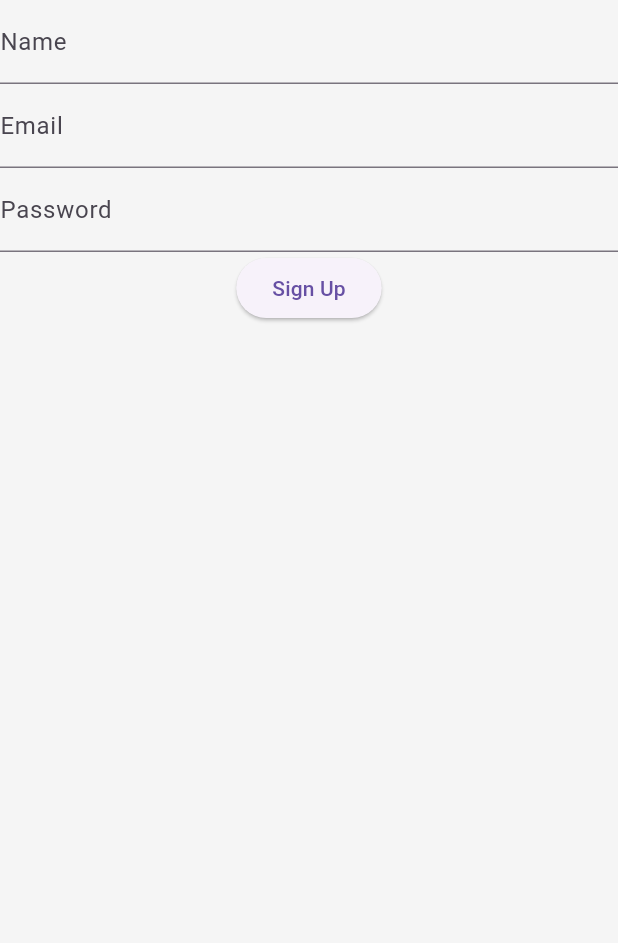
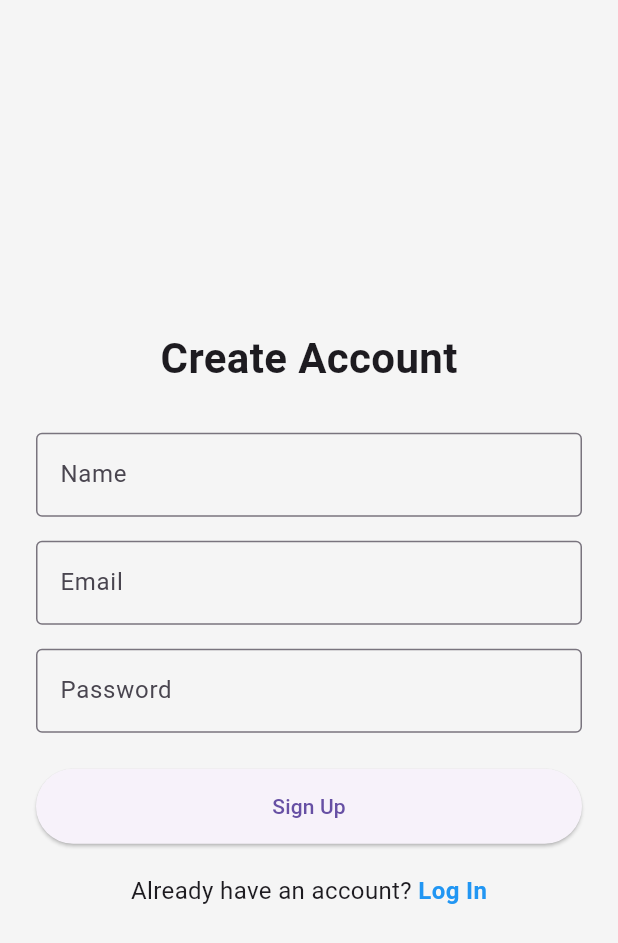
Before and after one commit to 7samishaik7/MindEase, a Flutter app: the RegisterScreen screen opened by its route, on a phone screen of 412 x 824 dp. Shown: the top 943 px of the screen. Run offline on Flutter 3.47's test engine with Material 3 defaults, Android fonts, the phone set to English and light mode, and no system bars; our stand-ins replace shared_preferences; accounts and stored records are empty.

Commit message:
feat: Enhance registration screen layout and input handling

```diff
--- a/frontend/lib/screens/auth/register_screen.dart
+++ b/frontend/lib/screens/auth/register_screen.dart
@@ -3,6 +3,8 @@ import 'package:provider/provider.dart';
 import '../../../providers/auth_provider.dart';
 
 class RegisterScreen extends StatefulWidget {
+  const RegisterScreen({super.key});
+
   @override
   State<RegisterScreen> createState() => _RegisterScreenState();
 }
@@ -15,35 +17,85 @@ class _RegisterScreenState extends State<RegisterScreen> {
   void handleSignup() async {
     try {
       await Provider.of<AuthProvider>(context, listen: false).signup(
-        nameController.text,
-        emailController.text,
+        nameController.text.trim(),
+        emailController.text.trim(),
         passwordController.text,
       );
-      ScaffoldMessenger.of(context)
-          .showSnackBar(SnackBar(content: Text('Signup successful')));
+      ScaffoldMessenger.of(context).showSnackBar(
+        const SnackBar(content: Text('Signup successful')),
+      );
       Navigator.pushReplacementNamed(context, '/login');
     } catch (e) {
-      ScaffoldMessenger.of(context)
-          .showSnackBar(SnackBar(content: Text(e.toString())));
+      ScaffoldMessenger.of(context).showSnackBar(
+        SnackBar(content: Text(e.toString())),
+      );
     }
   }
 
   @override
   Widget build(BuildContext context) {
     return Scaffold(
-      body: Column(children: [
+      body: Center(
+        child: SingleChildScrollView(
+          padding: const EdgeInsets.all(24),
+          child: Column(
+            mainAxisSize: MainAxisSize.min,
+            children: [
+              const Text(
+                'Create Account',
+                style: TextStyle(fontSize: 28, fontWeight: FontWeight.bold),
+              ),
+              const SizedBox(height: 30),
               TextField(
                 controller: nameController,
-            decoration: InputDecoration(labelText: 'Name')),
+                decoration: const InputDecoration(
+                  labelText: 'Name',
+                  border: OutlineInputBorder(),
+                ),
+              ),
+              const SizedBox(height: 16),
               TextField(
                 controller: emailController,
-            decoration: InputDecoration(labelText: 'Email')),
+                decoration: const InputDecoration(
+                  labelText: 'Email',
+                  border: OutlineInputBorder(),
+                ),
+              ),
+              const SizedBox(height: 16),
               TextField(
                 controller: passwordController,
-            decoration: InputDecoration(labelText: 'Password'),
-            obscureText: true),
-        ElevatedButton(onPressed: handleSignup, child: Text('Sign Up')),
-      ]),
+                obscureText: true,
+                decoration: const InputDecoration(
+                  labelText: 'Password',
+                  border: OutlineInputBorder(),
+                ),
+              ),
+              const SizedBox(height: 24),
+              ElevatedButton(
+                onPressed: handleSignup,
+                style: ElevatedButton.styleFrom(minimumSize: const Size.fromHeight(50)),
+                child: const Text('Sign Up'),
+              ),
+              const SizedBox(height: 20),
+              Row(
+                mainAxisAlignment: MainAxisAlignment.center,
+                children: [
+                  const Text("Already have an account? "),
+                  GestureDetector(
+                    onTap: () {
+                      Navigator.pushReplacementNamed(context, '/login');
+                    },
+                    child: const Text(
+                      "Log In",
+                      style: TextStyle(color: Colors.blue, fontWeight: FontWeight.bold),
+                    ),
+                  ),
+                ],
+              )
+            ],
+          ),
+        ),
+      ),
     );
   }
 }
```
Lines whose indentation alone changed are shown as unchanged.
